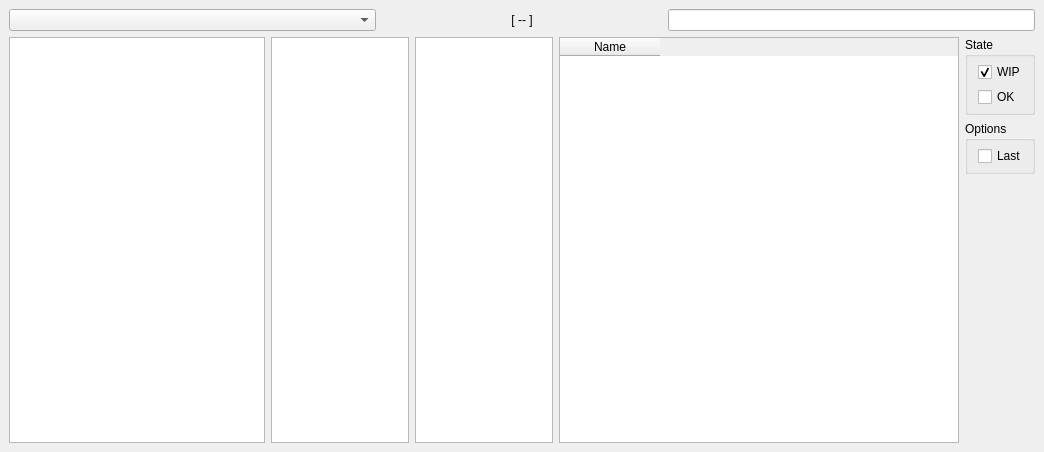
First picture: the form in spil_ui/browser/ui/qt/browser.ui, repository MichaelHaussmann/spil_ui, before the edit.
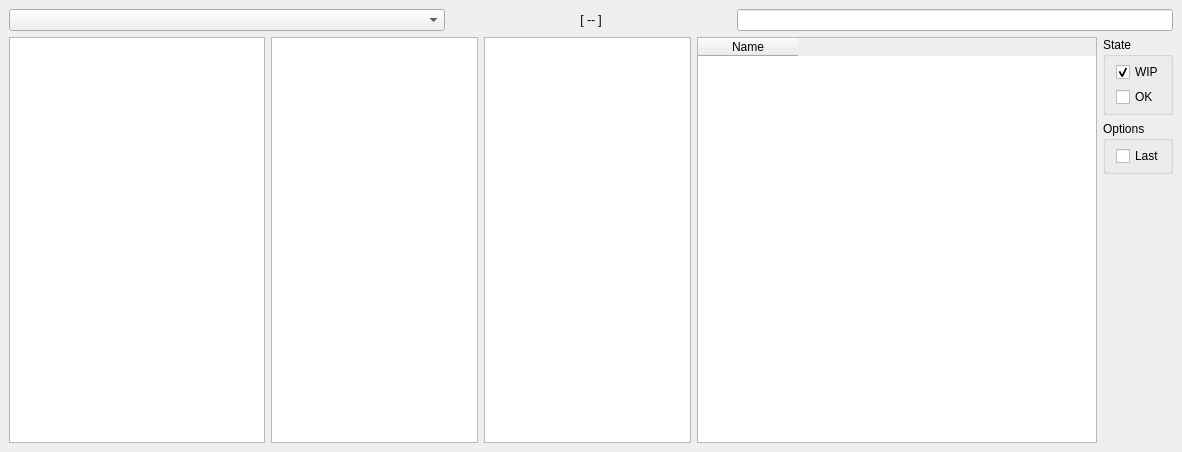
Second picture: the form after the edit.

What changed in the file:
```diff
--- a/spil_ui/browser/ui/qt/browser.ui
+++ b/spil_ui/browser/ui/qt/browser.ui
@@ -6,7 +6,7 @@
    <rect>
     <x>0</x>
     <y>0</y>
-    <width>1044</width>
+    <width>1182</width>
     <height>452</height>
    </rect>
   </property>
```
